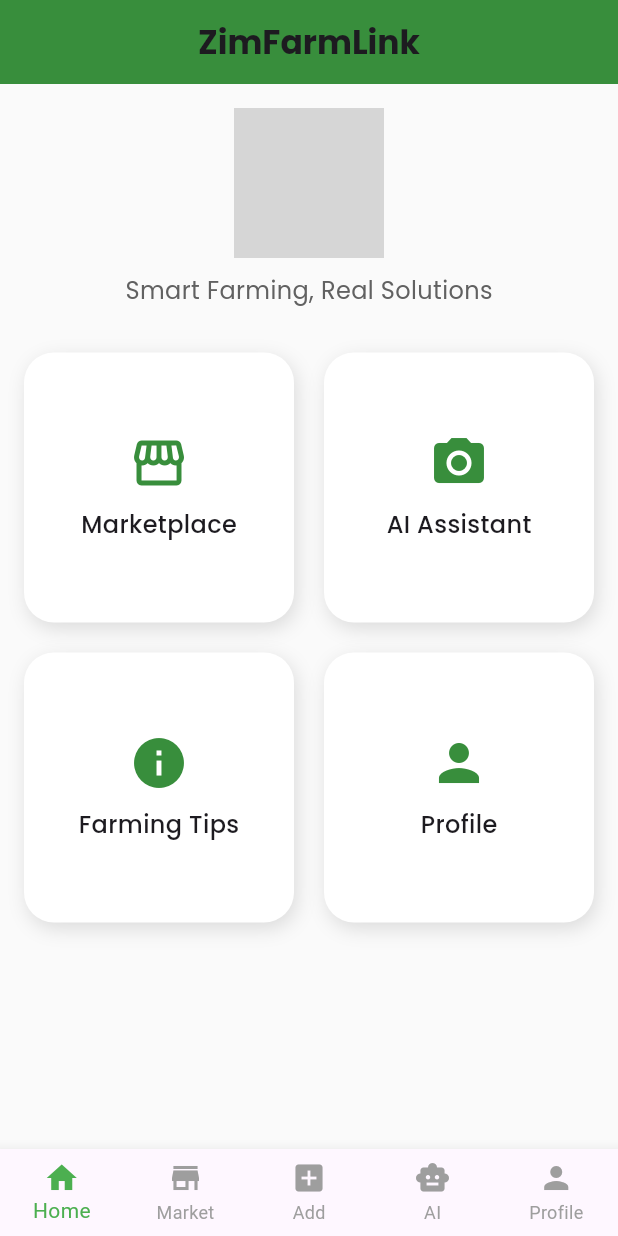
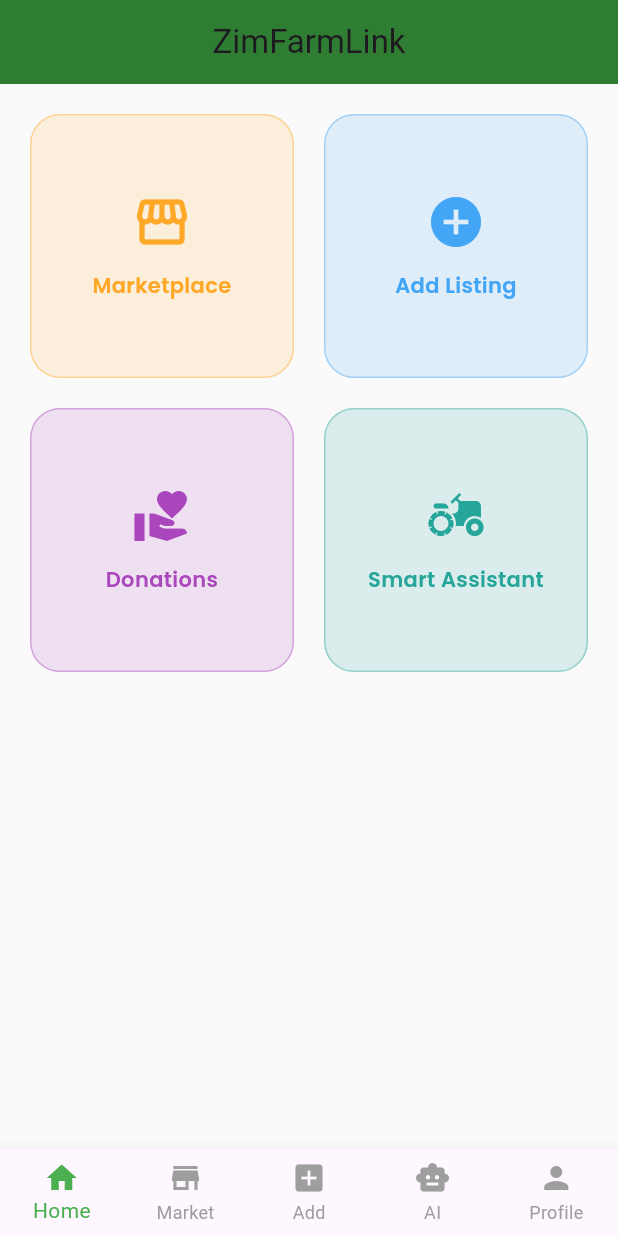
Before and after one commit to Rue-chelle/zim_farm_link, a Flutter app: the screen it shows after launch, on a phone screen of 412 x 824 dp. Run offline on Flutter 3.47's test engine with Material 3 defaults, Android fonts, the light colour scheme and no system bars; our stand-ins replace drift, google_fonts, image_picker; accounts and stored records are empty; generated files the repository leaves out were written again; grey boxes are pictures that could not be loaded.

Commit message:
Update home_screen.dart

```diff
--- a/lib/views/home/home_screen.dart
+++ b/lib/views/home/home_screen.dart
@@ -7,70 +7,88 @@ class HomeScreen extends StatelessWidget {
   @override
   Widget build(BuildContext context) {
     return Scaffold(
-      backgroundColor: Theme.of(context).scaffoldBackgroundColor,
       appBar: AppBar(
-        title: Text(
-          'ZimFarmLink',
-          style: GoogleFonts.poppins(fontWeight: FontWeight.bold),
-        ),
+        title: const Text("ZimFarmLink"),
+        backgroundColor: Colors.green.shade800,
         centerTitle: true,
-        elevation: 0,
-        backgroundColor: Colors.green.shade700,
       ),
       body: Padding(
-        padding: const EdgeInsets.all(16.0),
-        child: Column(
+        padding: const EdgeInsets.all(20),
+        child: GridView.count(
+          crossAxisCount: MediaQuery.of(context).size.width < 600 ? 2 : 4,
+          crossAxisSpacing: 20,
+          mainAxisSpacing: 20,
           children: [
-            // Logo and tagline
-            Column(
-              children: [
-                Hero(
-                  tag: 'logo',
-                  child: Image.asset(
-                    'assets/images/logo.png',
-                    height: 100,
+            _FeatureCard(
+              title: "Marketplace",
+              icon: Icons.storefront,
+              color: Colors.orange.shade400,
+              onTap: () => Navigator.pushNamed(context, '/marketplace'),
             ),
+            _FeatureCard(
+              title: "Add Listing",
+              icon: Icons.add_circle,
+              color: Colors.blue.shade400,
+              onTap: () => Navigator.pushNamed(context, '/add-listing'),
             ),
-                const SizedBox(height: 10),
-                Text(
-                  "Smart Farming, Real Solutions",
-                  style: GoogleFonts.poppins(
-                    fontSize: 16,
-                    color: Colors.grey[700],
+            _FeatureCard(
+              title: "Donations",
+              icon: Icons.volunteer_activism,
+              color: Colors.purple.shade400,
+              onTap: () => Navigator.pushNamed(context, '/donations'),
             ),
+            _FeatureCard(
+              title: "Smart Assistant",
+              icon: Icons.agriculture,
+              color: Colors.teal.shade400,
+              onTap: () => Navigator.pushNamed(context, '/assistant'),
             ),
           ],
         ),
-            const SizedBox(height: 30),
+      ),
+    );
+  }
+}
 
-            // Navigation Buttons
-            Expanded(
-              child: GridView.count(
-                crossAxisCount: 2,
-                mainAxisSpacing: 20,
-                crossAxisSpacing: 20,
+class _FeatureCard extends StatelessWidget {
+  final String title;
+  final IconData icon;
+  final Color color;
+  final VoidCallback onTap;
+
+  const _FeatureCard({
+    required this.title,
+    required this.icon,
+    required this.color,
+    required this.onTap,
+  });
+
+  @override
+  Widget build(BuildContext context) {
+    return InkWell(
+      onTap: onTap,
+      splashColor: color.withOpacity(0.3),
+      borderRadius: BorderRadius.circular(20),
+      child: AnimatedContainer(
+        duration: const Duration(milliseconds: 300),
+        padding: const EdgeInsets.all(16),
+        decoration: BoxDecoration(
+          color: color.withOpacity(0.15),
+          borderRadius: BorderRadius.circular(20),
+          border: Border.all(color: color.withOpacity(0.4)),
+        ),
+        child: Column(
+          mainAxisAlignment: MainAxisAlignment.center,
           children: [
-                  _buildCard(
-                    icon: Icons.storefront,
-                    label: 'Marketplace',
-                    onTap: () => Navigator.pushNamed(context, '/marketplace'),
-                  ),
-                  _buildCard(
-                    icon: Icons.camera_alt,
-                    label: 'AI Assistant',
-                    onTap: () => Navigator.pushNamed(context, '/ai-assistant'),
-                  ),
-                  _buildCard(
-                    icon: Icons.info,
-                    label: 'Farming Tips',
-                    onTap: () => Navigator.pushNamed(context, '/tips'),
-                  ),
-                  _buildCard(
-                    icon: Icons.person,
-                    label: 'Profile',
-                    onTap: () => Navigator.pushNamed(context, '/profile'),
-                  ),
-                ],
+            Icon(icon, size: 40, color: color),
+            const SizedBox(height: 12),
+            Text(
+              title,
+              textAlign: TextAlign.center,
+              style: GoogleFonts.poppins(
+                fontSize: 14,
+                fontWeight: FontWeight.w600,
+                color: color,
               ),
             ),
           ],
@@ -78,45 +96,4 @@ class HomeScreen extends StatelessWidget {
       ),
     );
   }
-
-  Widget _buildCard({
-    required IconData icon,
-    required String label,
-    required VoidCallback onTap,
-  }) {
-    return GestureDetector(
-      onTap: onTap,
-      child: AnimatedContainer(
-        duration: const Duration(milliseconds: 300),
-        curve: Curves.easeInOut,
-        decoration: BoxDecoration(
-          color: Colors.white,
-          borderRadius: BorderRadius.circular(20),
-          boxShadow: const [
-            BoxShadow(
-              color: Colors.black12,
-              blurRadius: 10,
-              offset: Offset(2, 4),
-            ),
-          ],
-        ),
-        child: Center(
-          child: Column(
-            mainAxisSize: MainAxisSize.min,
-            children: [
-              Icon(icon, size: 40, color: Colors.green.shade700),
-              const SizedBox(height: 10),
-              Text(
-                label,
-                style: GoogleFonts.poppins(
-                  fontSize: 16,
-                  fontWeight: FontWeight.w500,
-                ),
-              )
-            ],
-          ),
-        ),
-      ),
-    );
 }
-}
```
Lines whose indentation alone changed are shown as unchanged.
